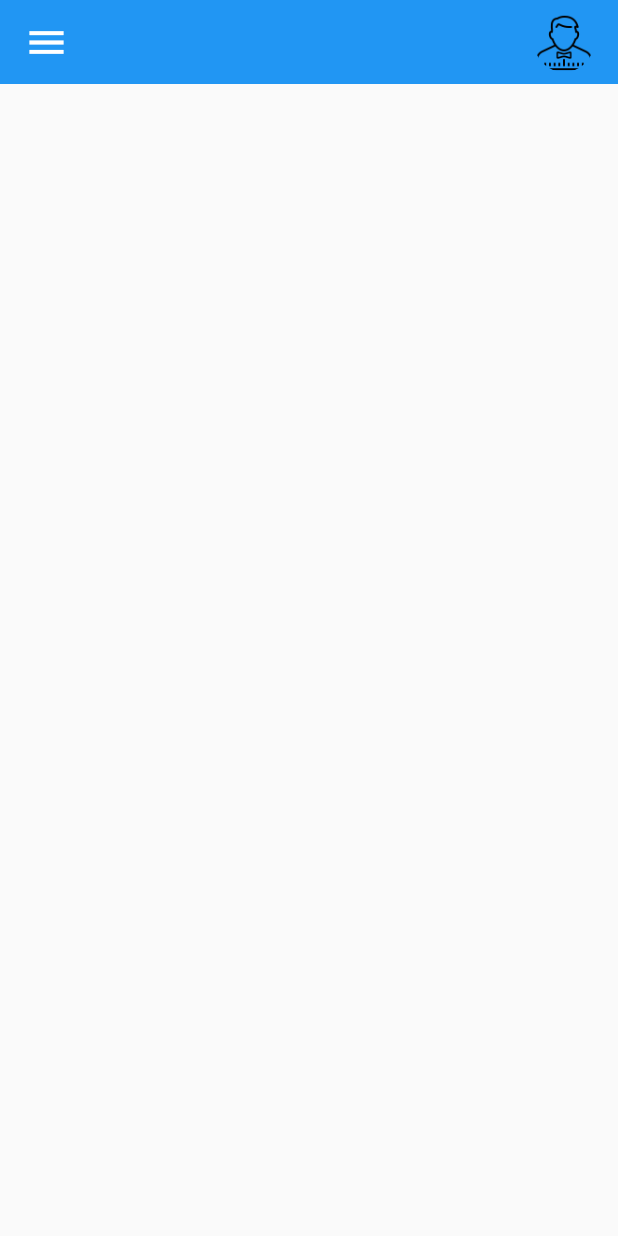
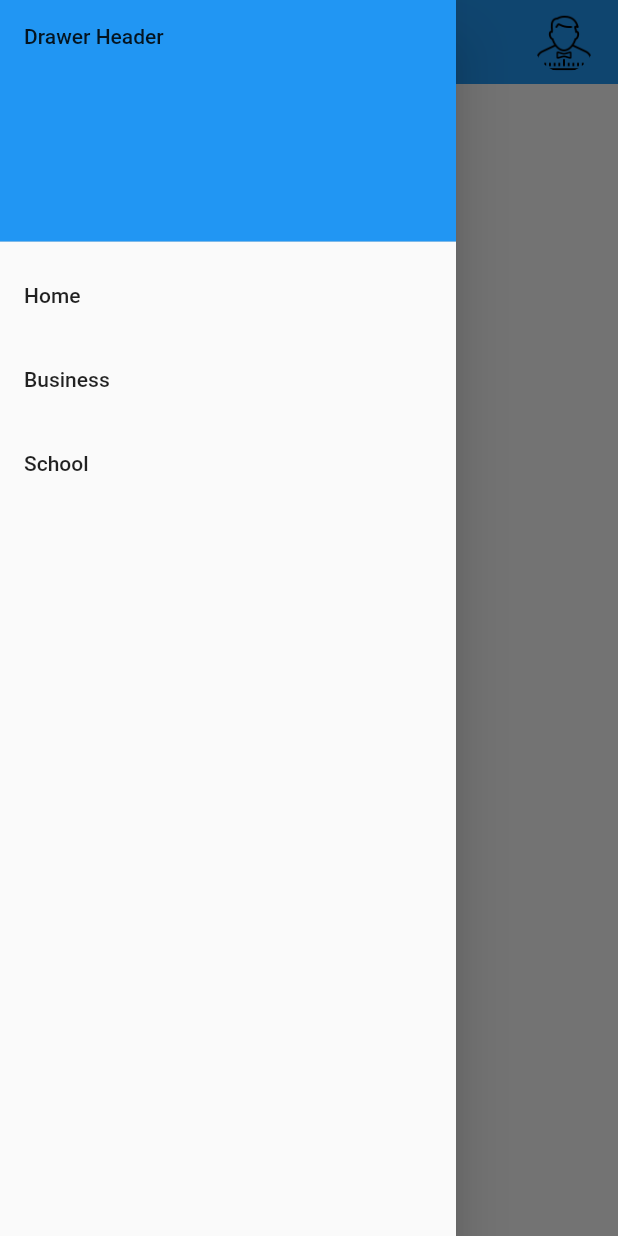
Before and after one commit to xuanduy97/cv, a Flutter app: the screen it shows after launch, with the side drawer open (before the commit the screen has no drawer), on a phone screen of 412 x 824 dp. Run offline on Flutter 3.47's test engine with Material 2 defaults, Android fonts, the phone set to English and light mode, and no system bars.

Commit message:
update source

```diff
--- a/lib/screens/home_screen.dart
+++ b/lib/screens/home_screen.dart
@@ -6,6 +6,36 @@ class Home extends StatelessWidget {
   @override
   Widget build(BuildContext context) {
     return Scaffold(
+      drawer: Drawer(
+        child: ListView(
+          children: [
+            const DrawerHeader(
+              decoration: BoxDecoration(
+                color: Colors.blue,
+              ),
+              child: Text('Drawer Header'),
+            ),
+            ListTile(
+              title: const Text('Home'),
+              onTap: () {
+                Navigator.pop(context);
+              },
+            ),
+            ListTile(
+              title: const Text('Business'),
+              onTap: () {
+                Navigator.pop(context);
+              },
+            ),
+            ListTile(
+              title: const Text('School'),
+              onTap: () {
+                Navigator.pop(context);
+              },
+            ),
+          ],
+        ),
+      ),
       appBar: _buildAppBar(),
       body: Column(
         children: [
@@ -21,11 +51,12 @@ class Home extends StatelessWidget {
       title: Row(
         mainAxisAlignment: MainAxisAlignment.spaceBetween,
         children: [
-          Icon(
-            Icons.menu,
-            // color: tdBlack,
-            size: 30,
-          ),
+          Container(),
+          // Icon(
+          //   Icons.menu,
+          //   // color: tdBlack,
+          //   size: 30,
+          // ),
           Container(
             height: 40,
             width: 40,
--- a/pubspec.yaml
+++ b/pubspec.yaml
@@ -45,7 +45,7 @@ dev_dependencies:
   # activated in the `analysis_options.yaml` file located at the root of your
   # package. See that file for information about deactivating specific lint
   # rules and activating additional ones.
-  flutter_lints: ^2.0.0
+  flutter_lints: ^3.0.0
 
 # For information on the generic Dart part of this file, see the
 # following page: https://dart.dev/tools/pub/pubspec
```
Also changed, not shown: pubspec.lock.
